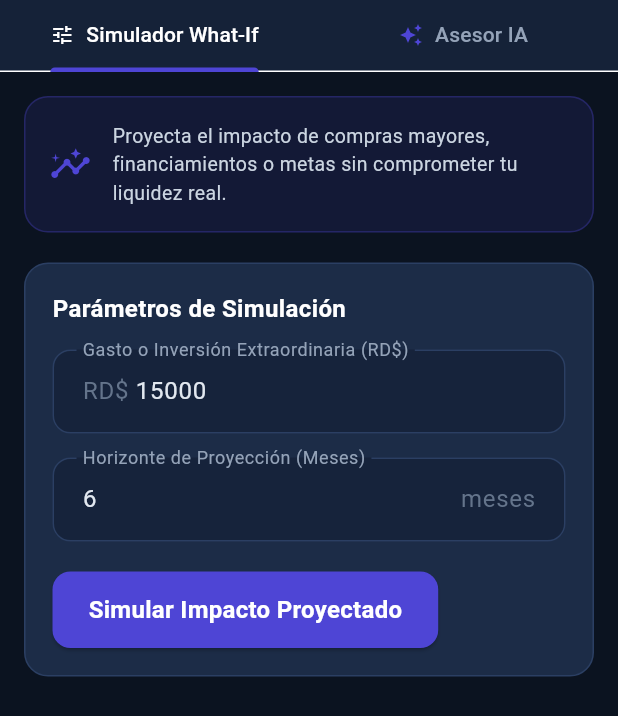
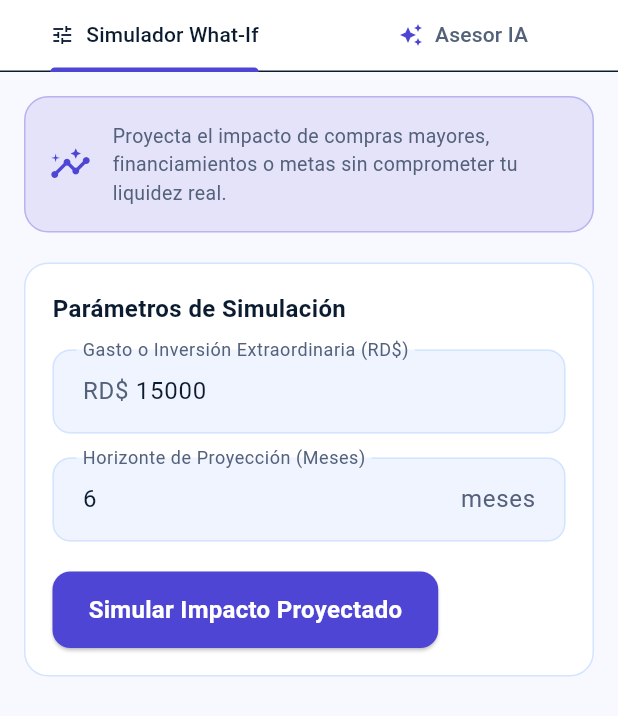
Before and after one commit to bradez-rd/nexofin, a Flutter app: the SimulatorTab screen opened directly, on a phone screen of 412 x 824 dp. Shown: the top 716 px of the screen. Run offline on Flutter 3.47's test engine with Material 3 defaults, Android fonts, the phone set to English and light mode, and no system bars; our stand-ins replace shared_preferences; accounts and stored records are empty.

Commit message:
feat(movil): tema claro y oscuro con tokens de color y localización en español
Se agrega NexoColors como extensión del tema (fondo, tarjeta, borde, texto, positivo, negativo) para que las pantallas se vean bien en modo claro y oscuro con contraste AA. La app sigue el modo del sistema y usa el locale es-DO para los selectores de fecha.

```diff
--- a/movil/lib/core/theme/app_theme.dart
+++ b/movil/lib/core/theme/app_theme.dart
@@ -1,85 +1,183 @@
 import 'package:flutter/material.dart';
 
+/// Tokens de color semánticos que cambian según el modo (claro / oscuro).
+/// Se leen con `context.nx.card`, `context.nx.muted`, etc.
+@immutable
+class NexoColors extends ThemeExtension<NexoColors> {
+  final Color background;
+  final Color surface;
+  final Color card;
+  final Color border;
+  final Color text;
+  final Color muted;
+  final Color positive;
+  final Color negative;
+  final Color warning;
+  final Color onAccent;
+
+  const NexoColors({
+    required this.background,
+    required this.surface,
+    required this.card,
+    required this.border,
+    required this.text,
+    required this.muted,
+    required this.positive,
+    required this.negative,
+    required this.warning,
+    required this.onAccent,
+  });
+
+  static const dark = NexoColors(
+    background: Color(0xFF0B1320),
+    surface: Color(0xFF152238),
+    card: Color(0xFF1C2C47),
+    border: Color(0xFF2B3F63),
+    text: Color(0xFFF1F5F9),
+    muted: Color(0xFF94A3B8),
+    positive: Color(0xFF10B981),
+    negative: Color(0xFFEF4444),
+    warning: Color(0xFFF59E0B),
+    onAccent: Colors.white,
+  );
+
+  // Valores del sistema de diseño (DESIGN.md). Verde y rojo oscurecidos para
+  // cumplir contraste AA sobre fondo claro.
+  static const light = NexoColors(
+    background: Color(0xFFF8F9FF),
+    surface: Color(0xFFFFFFFF),
+    card: Color(0xFFFFFFFF),
+    border: Color(0xFFD3E4FE),
+    text: Color(0xFF0B1C30),
+    muted: Color(0xFF53627A),
+    positive: Color(0xFF047857),
+    negative: Color(0xFFB91C1C),
+    warning: Color(0xFFB45309),
+    onAccent: Colors.white,
+  );
+
+  @override
+  NexoColors copyWith({
+    Color? background,
+    Color? surface,
+    Color? card,
+    Color? border,
+    Color? text,
+    Color? muted,
+    Color? positive,
+    Color? negative,
+    Color? warning,
+    Color? onAccent,
+  }) {
+    return NexoColors(
+      background: background ?? this.background,
+      surface: surface ?? this.surface,
+      card: card ?? this.card,
+      border: border ?? this.border,
+      text: text ?? this.text,
+      muted: muted ?? this.muted,
+      positive: positive ?? this.positive,
+      negative: negative ?? this.negative,
+      warning: warning ?? this.warning,
+      onAccent: onAccent ?? this.onAccent,
+    );
+  }
+
+  @override
+  NexoColors lerp(ThemeExtension<NexoColors>? other, double t) {
+    if (other is! NexoColors) return this;
+    return NexoColors(
+      background: Color.lerp(background, other.background, t)!,
+      surface: Color.lerp(surface, other.surface, t)!,
+      card: Color.lerp(card, other.card, t)!,
+      border: Color.lerp(border, other.border, t)!,
+      text: Color.lerp(text, other.text, t)!,
+      muted: Color.lerp(muted, other.muted, t)!,
+      positive: Color.lerp(positive, other.positive, t)!,
+      negative: Color.lerp(negative, other.negative, t)!,
+      warning: Color.lerp(warning, other.warning, t)!,
+      onAccent: Color.lerp(onAccent, other.onAccent, t)!,
+    );
+  }
+}
+
+extension NexoThemeContext on BuildContext {
+  NexoColors get nx => Theme.of(this).extension<NexoColors>() ?? NexoColors.dark;
+}
+
 class AppTheme {
-  // Brand colors defined in NexoFin AI Design System
+  // Colores de marca (NexoFin AI Design System)
   static const Color emeraldPrimary = Color(0xFF005F49);
   static const Color emeraldLight = Color(0xFF10B981);
   static const Color indigoAI = Color(0xFF4E45D5);
   static const Color errorRed = Color(0xFFEF4444);
   static const Color warningAmber = Color(0xFFF59E0B);
 
-  // Dark palette backgrounds
-  static const Color darkBackground = Color(0xFF0B1320);
-  static const Color darkSurface = Color(0xFF152238);
-  static const Color darkCard = Color(0xFF1C2C47);
-  static const Color darkBorder = Color(0xFF2B3F63);
+  static ThemeData get darkTheme => _build(Brightness.dark, NexoColors.dark);
+  static ThemeData get lightTheme => _build(Brightness.light, NexoColors.light);
 
-  static ThemeData get darkTheme {
+  static ThemeData _build(Brightness brightness, NexoColors c) {
+    final isDark = brightness == Brightness.dark;
+    final primary = isDark ? emeraldLight : emeraldPrimary;
+    OutlineInputBorder border(Color color, [double width = 1]) => OutlineInputBorder(
+          borderRadius: BorderRadius.circular(12),
+          borderSide: BorderSide(color: color, width: width),
+        );
+
     return ThemeData(
       useMaterial3: true,
-      brightness: Brightness.dark,
-      scaffoldBackgroundColor: darkBackground,
-      colorScheme: const ColorScheme.dark(
-        primary: emeraldLight,
-        onPrimary: Colors.black,
+      brightness: brightness,
+      scaffoldBackgroundColor: c.background,
+      extensions: [c],
+      colorScheme: ColorScheme(
+        brightness: brightness,
+        primary: primary,
+        onPrimary: isDark ? Colors.black : Colors.white,
         secondary: indigoAI,
         onSecondary: Colors.white,
-        surface: darkSurface,
-        onSurface: Color(0xFFE2E8F0),
-        error: errorRed,
+        surface: c.surface,
+        onSurface: c.text,
+        error: c.negative,
         onError: Colors.white,
       ),
-      appBarTheme: const AppBarTheme(
-        backgroundColor: darkSurface,
+      appBarTheme: AppBarTheme(
+        backgroundColor: c.surface,
+        surfaceTintColor: Colors.transparent,
         elevation: 0,
         centerTitle: false,
         titleTextStyle: TextStyle(
-          color: Colors.white,
+          color: c.text,
           fontSize: 20,
           fontWeight: FontWeight.bold,
           letterSpacing: -0.5,
         ),
-        iconTheme: IconThemeData(color: Colors.white),
+        iconTheme: IconThemeData(color: c.text),
       ),
       cardTheme: CardThemeData(
-        color: darkCard,
+        color: c.card,
         elevation: 0,
         shape: RoundedRectangleBorder(
           borderRadius: BorderRadius.circular(16),
-          side: const BorderSide(color: darkBorder, width: 1),
+          side: BorderSide(color: c.border, width: 1),
         ),
       ),
       inputDecorationTheme: InputDecorationTheme(
         filled: true,
-        fillColor: const Color(0xFF16233B),
-        labelStyle: const TextStyle(color: Color(0xFF94A3B8)),
-        hintStyle: const TextStyle(color: Color(0xFF64748B)),
+        fillColor: isDark ? const Color(0xFF16233B) : const Color(0xFFEFF4FF),
+        labelStyle: TextStyle(color: c.muted),
+        hintStyle: TextStyle(color: c.muted),
         contentPadding: const EdgeInsets.symmetric(horizontal: 16, vertical: 16),
-        border: OutlineInputBorder(
-          borderRadius: BorderRadius.circular(12),
-          borderSide: const BorderSide(color: darkBorder),
-        ),
-        enabledBorder: OutlineInputBorder(
-          borderRadius: BorderRadius.circular(12),
-          borderSide: const BorderSide(color: darkBorder),
-        ),
-        focusedBorder: OutlineInputBorder(
-          borderRadius: BorderRadius.circular(12),
-          borderSide: const BorderSide(color: emeraldLight, width: 2),
-        ),
-        errorBorder: OutlineInputBorder(
-          borderRadius: BorderRadius.circular(12),
-          borderSide: const BorderSide(color: errorRed),
-        ),
+        border: border(c.border),
+        enabledBorder: border(c.border),
+        focusedBorder: border(primary, 2),
+        errorBorder: border(c.negative),
       ),
       elevatedButtonTheme: ElevatedButtonThemeData(
         style: ElevatedButton.styleFrom(
           backgroundColor: emeraldPrimary,
           foregroundColor: Colors.white,
           padding: const EdgeInsets.symmetric(horizontal: 24, vertical: 16),
-          shape: RoundedRectangleBorder(
-            borderRadius: BorderRadius.circular(12),
-          ),
+          shape: RoundedRectangleBorder(borderRadius: BorderRadius.circular(12)),
           textStyle: const TextStyle(
             fontSize: 16,
             fontWeight: FontWeight.w600,
@@ -87,17 +185,16 @@ class AppTheme {
           ),
         ),
       ),
-      bottomNavigationBarTheme: const BottomNavigationBarThemeData(
-        backgroundColor: darkSurface,
-        selectedItemColor: emeraldLight,
-        unselectedItemColor: Color(0xFF94A3B8),
+      bottomNavigationBarTheme: BottomNavigationBarThemeData(
+        backgroundColor: c.surface,
+        selectedItemColor: primary,
+        unselectedItemColor: c.muted,
+        selectedLabelStyle: const TextStyle(fontSize: 11, fontWeight: FontWeight.w600),
+        unselectedLabelStyle: const TextStyle(fontSize: 11),
         type: BottomNavigationBarType.fixed,
         elevation: 8,
       ),
-      dividerTheme: const DividerThemeData(
-        color: darkBorder,
-        thickness: 1,
-      ),
+      dividerTheme: DividerThemeData(color: c.border, thickness: 1),
     );
   }
 }
--- a/movil/lib/screens/simulator/simulator_tab.dart
+++ b/movil/lib/screens/simulator/simulator_tab.dart
@@ -119,12 +119,12 @@ class _SimulatorTabState extends State<SimulatorTab> with SingleTickerProviderSt
       appBar: PreferredSize(
         preferredSize: const Size.fromHeight(48),
         child: Container(
-          color: AppTheme.darkSurface,
+          color: context.nx.surface,
           child: TabBar(
             controller: _tabController,
             indicatorColor: AppTheme.indigoAI,
-            labelColor: Colors.white,
-            unselectedLabelColor: const Color(0xFF94A3B8),
+            labelColor: context.nx.text,
+            unselectedLabelColor: context.nx.muted,
             tabs: const [
               Tab(
                 icon: Row(
@@ -167,14 +167,14 @@ class _SimulatorTabState extends State<SimulatorTab> with SingleTickerProviderSt
                     borderRadius: BorderRadius.circular(16),
                     border: Border.all(color: AppTheme.indigoAI.withValues(alpha: 0.3)),
                   ),
-                  child: const Row(
+                  child: Row(
                     children: [
                       Icon(Icons.insights, color: AppTheme.indigoAI, size: 28),
                       SizedBox(width: 14),
                       Expanded(
                         child: Text(
                           'Proyecta el impacto de compras mayores, financiamientos o metas sin comprometer tu liquidez real.',
-                          style: TextStyle(fontSize: 13, color: Color(0xFFCBD5E1)),
+                          style: TextStyle(fontSize: 13, color: context.nx.muted),
                         ),
                       ),
                     ],
@@ -186,16 +186,16 @@ class _SimulatorTabState extends State<SimulatorTab> with SingleTickerProviderSt
                 Container(
                   padding: const EdgeInsets.all(18),
                   decoration: BoxDecoration(
-                    color: AppTheme.darkCard,
+                    color: context.nx.card,
                     borderRadius: BorderRadius.circular(16),
-                    border: Border.all(color: AppTheme.darkBorder),
+                    border: Border.all(color: context.nx.border),
                   ),
                   child: Column(
                     crossAxisAlignment: CrossAxisAlignment.start,
                     children: [
-                      const Text(
+                      Text(
                         'Parámetros de Simulación',
-                        style: TextStyle(fontSize: 16, fontWeight: FontWeight.bold, color: Colors.white),
+                        style: TextStyle(fontSize: 16, fontWeight: FontWeight.bold, color: context.nx.text),
                       ),
                       const SizedBox(height: 16),
                       TextField(
@@ -236,14 +236,14 @@ class _SimulatorTabState extends State<SimulatorTab> with SingleTickerProviderSt
                           _impactoCalculado >= 0
                               ? const Color(0xFF0F3B30)
                               : const Color(0xFF3B0F15),
-                          AppTheme.darkCard,
+                          context.nx.card,
                         ],
                         begin: Alignment.topLeft,
                         end: Alignment.bottomRight,
                       ),
                       borderRadius: BorderRadius.circular(16),
                       border: Border.all(
-                        color: _impactoCalculado >= 0 ? AppTheme.emeraldLight : AppTheme.errorRed,
+                        color: _impactoCalculado >= 0 ? context.nx.positive : context.nx.negative,
                       ),
                     ),
                     child: Column(
@@ -252,13 +252,13 @@ class _SimulatorTabState extends State<SimulatorTab> with SingleTickerProviderSt
                         Row(
                           mainAxisAlignment: MainAxisAlignment.spaceBetween,
                           children: [
-                            const Text(
+                            Text(
                               'Saldo Libre Proyectado',
-                              style: TextStyle(fontSize: 14, color: Color(0xFFCBD5E1)),
+                              style: TextStyle(fontSize: 14, color: context.nx.muted),
                             ),
                             Icon(
                               _impactoCalculado >= 0 ? Icons.check_circle : Icons.warning_rounded,
-                              color: _impactoCalculado >= 0 ? AppTheme.emeraldLight : AppTheme.errorRed,
+                              color: _impactoCalculado >= 0 ? context.nx.positive : context.nx.negative,
                             ),
                           ],
                         ),
@@ -268,7 +268,7 @@ class _SimulatorTabState extends State<SimulatorTab> with SingleTickerProviderSt
                           style: TextStyle(
                             fontSize: 28,
                             fontWeight: FontWeight.bold,
-                            color: _impactoCalculado >= 0 ? AppTheme.emeraldLight : AppTheme.errorRed,
+                            color: _impactoCalculado >= 0 ? context.nx.positive : context.nx.negative,
                           ),
                         ),
                         const SizedBox(height: 12),
@@ -276,7 +276,7 @@ class _SimulatorTabState extends State<SimulatorTab> with SingleTickerProviderSt
                           _impactoCalculado >= 0
                               ? '¡Escenario viable! Mantendrás solvencia y liquidez positiva tras efectuar el desembolso.'
                               : 'Alerta de sobreendeudamiento: El gasto supera tu tasa de ahorro libre proyectada para ese periodo.',
-                          style: const TextStyle(fontSize: 13, color: Color(0xFF94A3B8)),
+                          style: TextStyle(fontSize: 13, color: context.nx.muted),
                         ),
                       ],
                     ),
@@ -305,13 +305,13 @@ class _SimulatorTabState extends State<SimulatorTab> with SingleTickerProviderSt
                         ),
                         padding: const EdgeInsets.symmetric(horizontal: 16, vertical: 12),
                         decoration: BoxDecoration(
-                          color: isUser ? AppTheme.emeraldPrimary : AppTheme.darkCard,
+                          color: isUser ? AppTheme.emeraldPrimary : context.nx.card,
                           borderRadius: BorderRadius.circular(16).copyWith(
                             bottomRight: isUser ? Radius.zero : const Radius.circular(16),
                             bottomLeft: !isUser ? Radius.zero : const Radius.circular(16),
                           ),
                           border: Border.all(
-                            color: isUser ? Colors.transparent : AppTheme.darkBorder,
+                            color: isUser ? Colors.transparent : context.nx.border,
                           ),
                         ),
                         child: Column(
@@ -337,7 +337,7 @@ class _SimulatorTabState extends State<SimulatorTab> with SingleTickerProviderSt
                             ],
                             Text(
                               msg['text'],
-                              style: const TextStyle(fontSize: 14, color: Colors.white, height: 1.3),
+                              style: TextStyle(fontSize: 14, color: context.nx.text, height: 1.3),
                             ),
                           ],
                         ),
@@ -350,9 +350,9 @@ class _SimulatorTabState extends State<SimulatorTab> with SingleTickerProviderSt
               // Chat Input Bar
               Container(
                 padding: const EdgeInsets.all(12),
-                decoration: const BoxDecoration(
-                  color: AppTheme.darkSurface,
-                  border: Border(top: BorderSide(color: AppTheme.darkBorder)),
+                decoration: BoxDecoration(
+                  color: context.nx.surface,
+                  border: Border(top: BorderSide(color: context.nx.border)),
                 ),
                 child: Row(
                   children: [
--- a/movil/pubspec.yaml
+++ b/movil/pubspec.yaml
@@ -29,6 +29,8 @@ environment:
 # versions available, run `flutter pub outdated`.
 dependencies:
   flutter:
+    sdk: flutter
+  flutter_localizations:
     sdk: flutter
 
   # The following adds the Cupertino Icons font to your application.
```
Also changed, not shown: movil/lib/main.dart (+11 -1 lines), movil/pubspec.lock.
